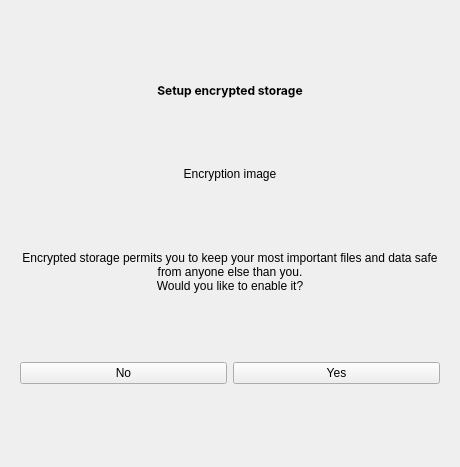
First picture: the form in encryptionmanager.ui, repository Quill-OS/quill, before the edit.
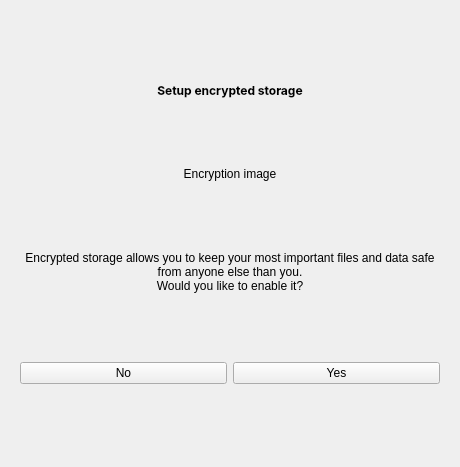
Second picture: the form after the edit.

```diff
--- a/encryptionmanager.ui
+++ b/encryptionmanager.ui
@@ -75,7 +75,7 @@
          <item row="5" column="0">
           <widget class="QLabel" name="descriptionLabel">
            <property name="text">
-            <string>Encrypted storage permits you to keep your most important files and data safe from anyone else than you.
+            <string>Encrypted storage allows you to keep your most important files and data safe from anyone else than you.
 Would you like to enable it?</string>
            </property>
            <property name="alignment">
```
